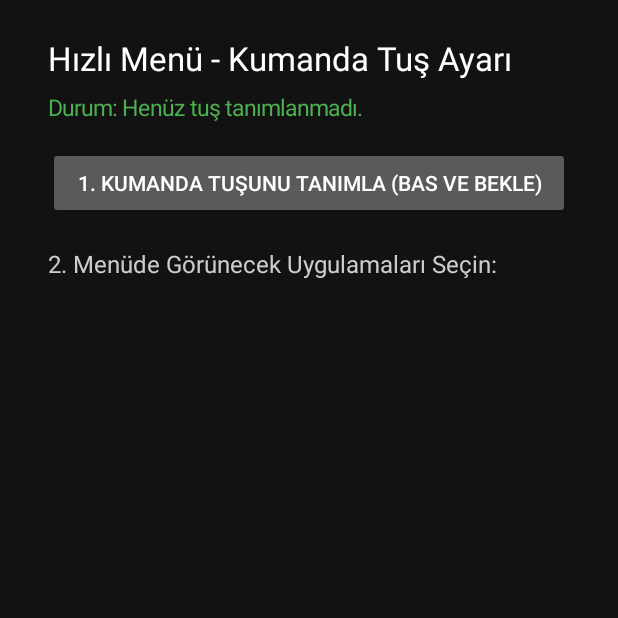
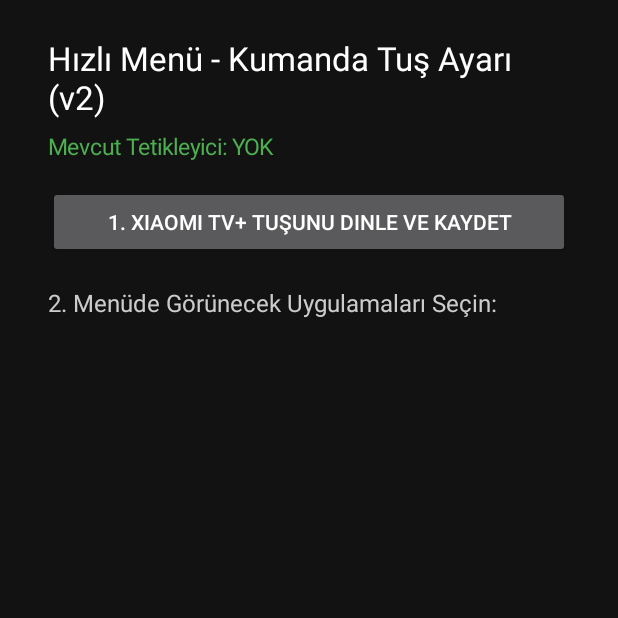
Before and after one commit to doctorneurology/HizliMenu, an Android app: the screen it shows after launch (MainActivity), on a phone screen of 412 x 824 dp, the top half of it. Run offline under Robolectric (Android 15) with nearby library versions, the phone set to English and light mode, and no system bars.

Commit message:
Update MainActivity with versioning and button text changes

```diff
--- a/app/src/main/java/com/kadir/hizlimenu/MainActivity.kt
+++ b/app/src/main/java/com/kadir/hizlimenu/MainActivity.kt
@@ -21,15 +21,15 @@ class MainActivity : AppCompatActivity() {
         }
 
         val title = TextView(this).apply {
-            text = "Hızlı Menü - Kumanda Tuş Ayarı"
+            text = "Hızlı Menü - Kumanda Tuş Ayarı (v2)"
             textSize = 22f
             setTextColor(Color.WHITE)
         }
         root.addView(title)
 
         val statusText = TextView(this).apply {
-            val savedCode = prefs.getInt("target_scan_code", -1)
-            text = if (savedCode == -1) "Durum: Henüz tuş tanımlanmadı." else "Tanımlı Tuş Kodu (scanCode): $savedCode"
+            val type = prefs.getString("trigger_type", "YOK")
+            text = "Mevcut Tetikleyici: $type"
             textSize = 15f
             setTextColor(Color.parseColor("#4CAF50"))
             setPadding(0, 12, 0, 24)
@@ -37,15 +37,15 @@ class MainActivity : AppCompatActivity() {
         root.addView(statusText)
 
         val recordBtn = Button(this).apply {
-            text = "1. Kumanda Tuşunu Tanımla (Bas ve Bekle)"
+            text = "1. Xiaomi TV+ Tuşunu Dinle ve Kaydet"
             isFocusable = true
             setOnClickListener {
                 KeyInterceptorService.isRecordingMode = true
-                statusText.text = "DİNLENİYOR... Şimdi kumandadaki Xiaomi TV+ tuşuna basın!"
+                statusText.text = "DİNLENİYOR... Şimdi kumandadaki Xiaomi TV+ tuşuna 1 kez basın!"
                 statusText.setTextColor(Color.YELLOW)
-                KeyInterceptorService.onKeyRecorded = { code ->
+                KeyInterceptorService.onSignalDetected = { msg ->
                     runOnUiThread {
-                        statusText.text = "BAŞARILI! Kaydedilen Tuş Kodu: $code"
+                        statusText.text = msg
                         statusText.setTextColor(Color.parseColor("#4CAF50"))
                     }
                 }
```
